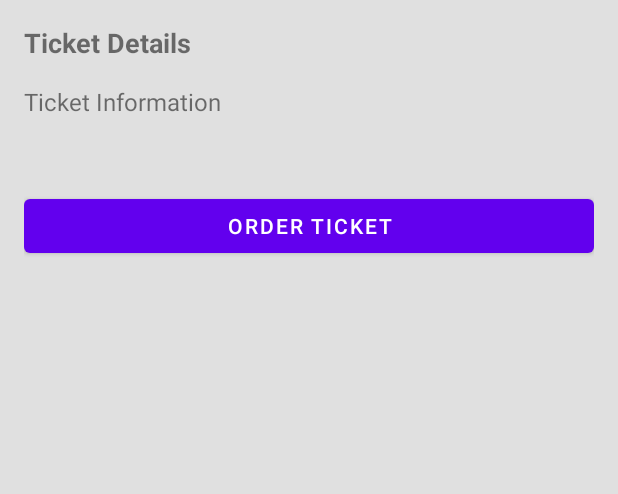
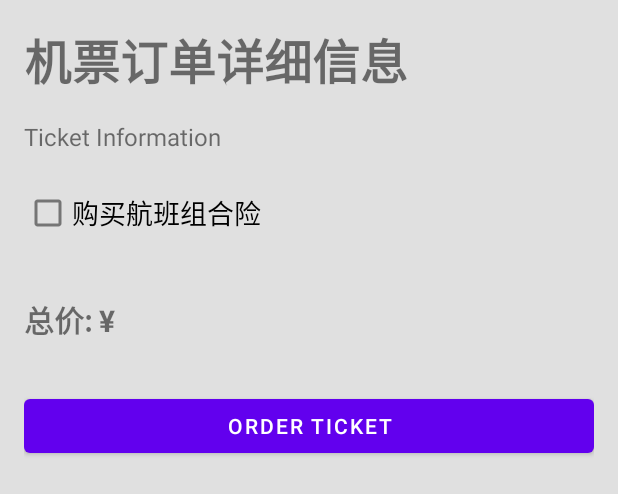
Before and after one commit to Sky-Interest/Book_Airplanetacket, an Android app: the layout activity_booking_details.xml on its own in the app's theme, with its tools: preview values and no code run, on a phone screen of 412 x 824 dp. Shown: the top 494 px of the screen. Run offline under Robolectric (Android 15) with nearby library versions, the phone set to English and light mode, and no system bars.

Commit message:
添加购买航班组合险功能

```diff
--- a/app/src/main/res/layout/activity_booking_details.xml
+++ b/app/src/main/res/layout/activity_booking_details.xml
@@ -9,8 +9,8 @@
         android:id="@+id/tvTicketDetails"
         android:layout_width="match_parent"
         android:layout_height="wrap_content"
-        android:text="Ticket Details"
-        android:textSize="18sp"
+        android:text="机票订单详细信息"
+        android:textSize="32sp"
         android:textStyle="bold"
         android:layout_marginBottom="16dp"/>
 
@@ -22,6 +22,46 @@
         android:textSize="16sp"
         android:layout_marginBottom="16dp"/>
 
+    <CheckBox
+        android:id="@+id/cbInsurance"
+        android:layout_width="match_parent"
+        android:layout_height="wrap_content"
+        android:text="购买航班组合险"
+        android:textSize="18sp"
+        android:layout_marginBottom="16dp"/>
+
+    <RadioGroup
+        android:id="@+id/rgInsurance"
+        android:layout_width="match_parent"
+        android:layout_height="wrap_content"
+        android:orientation="vertical"
+        android:visibility="gone">
+
+        <RadioButton
+            android:id="@+id/rbBasicInsurance"
+            android:layout_width="match_parent"
+            android:layout_height="wrap_content"
+            android:text="普通人身保险 (100元)"
+            android:checked="true"
+            android:enabled="false"/>
+
+        <RadioButton
+            android:id="@+id/rbPremiumInsurance"
+            android:layout_width="match_parent"
+            android:layout_height="wrap_content"
+            android:text="至尊全程保险 (200元)"
+            android:enabled="false"/>
+    </RadioGroup>
+
+    <TextView
+        android:id="@+id/tvTotalPrice"
+        android:layout_width="match_parent"
+        android:layout_height="wrap_content"
+        android:text="总价: ¥"
+        android:textSize="20sp"
+        android:textStyle="bold"
+        android:layout_marginTop="16dp"/>
+
     <Button
         android:id="@+id/btnOrderTicket"
         android:layout_width="match_parent"
```
Also changed, not shown: app/src/main/java/com/example/book_airplanetacket/BookingDetailsActivity.java (+52 -5 lines).
